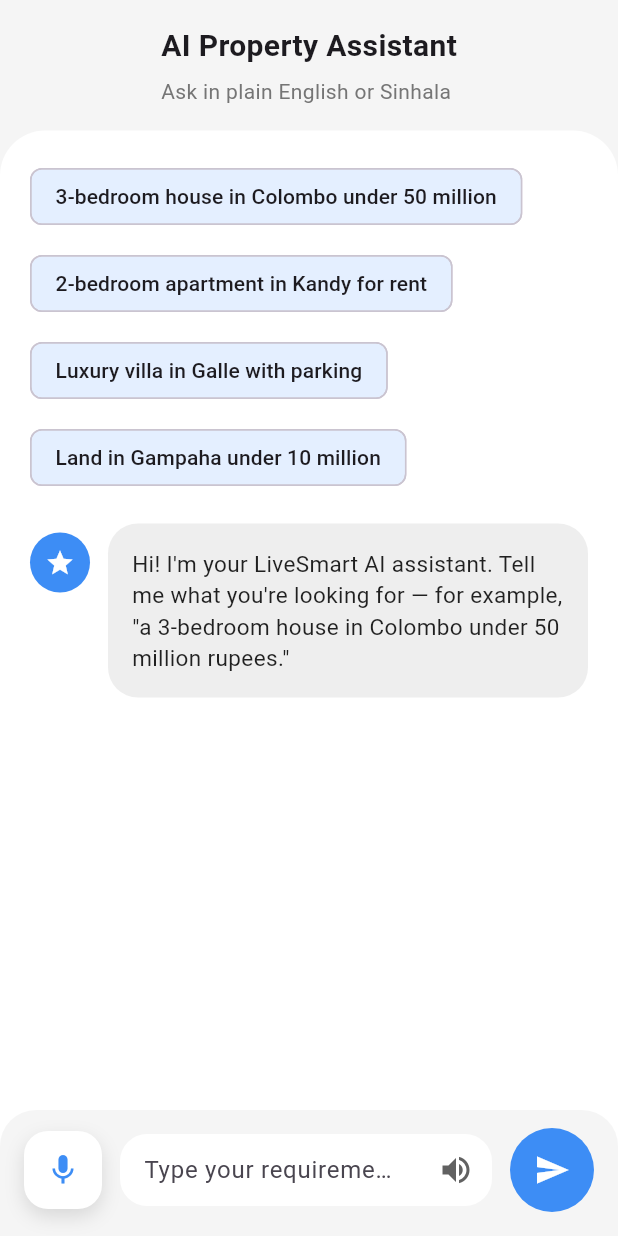
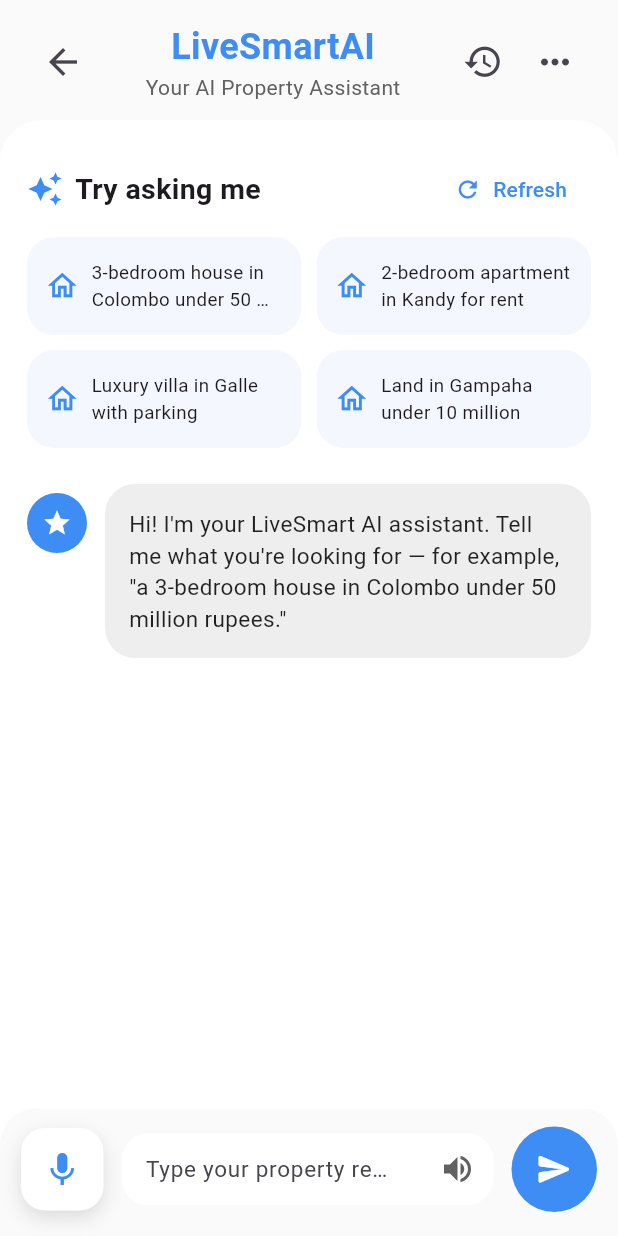
Before and after one commit to amashadahamni/livesmart, a Flutter app: the AIChatScreen screen opened directly, on a phone screen of 412 x 824 dp. Run offline on Flutter 3.47's test engine with Material 3 defaults, Android fonts, the phone set to English and light mode, and no system bars; our stand-ins replace flutter_tts, speech_to_text; Roboto replaces fonts that are missing (Arial).

Commit message:
Redesign LiveSmartAI search page

```diff
--- a/lib/main.dart
+++ b/lib/main.dart
@@ -1210,20 +1210,25 @@
   @override
   Widget build(BuildContext context) {
     return Scaffold(
-      backgroundColor: Colors.grey[100],
+      backgroundColor: Colors.grey[50],
       body: SafeArea(
         child: Column(
           children: [
             Padding(
-              padding: const EdgeInsets.symmetric(horizontal: 20, vertical: 16),
-              child: Column(
-                crossAxisAlignment: CrossAxisAlignment.start,
+              padding: EdgeInsets.fromLTRB(18, 14, 18, 12),
+              child: Row(
                 children: [
-                  Text('AI Property Assistant',
-                      style: TextStyle(fontWeight: FontWeight.bold, fontSize: 20)),
-                  SizedBox(height: 6),
-                  Text('Ask in plain English or Sinhala',
-                      style: TextStyle(color: Colors.grey[600], fontSize: 14)),
+                  IconButton(onPressed: () => Navigator.pop(context), icon: Icon(Icons.arrow_back, size: 28)),
+                  Expanded(
+                    child: Column(
+                      children: [
+                        Text('LiveSmartAI', style: TextStyle(fontSize: 24, fontWeight: FontWeight.bold, color: lightBlue)),
+                        Text('Your AI Property Assistant', style: TextStyle(fontSize: 14, color: Colors.grey[700])),
+                      ],
+                    ),
+                  ),
+                  IconButton(tooltip: 'Search history', onPressed: () {}, icon: Icon(Icons.history, size: 27)),
+                  IconButton(tooltip: 'More options', onPressed: () {}, icon: Icon(Icons.more_horiz, size: 28)),
                 ],
               ),
             ),
@@ -1231,30 +1236,45 @@
               child: Container(
                 decoration: BoxDecoration(
                   color: Colors.white,
-                  borderRadius: BorderRadius.vertical(top: Radius.circular(30)),
+                  borderRadius: BorderRadius.vertical(top: Radius.circular(28)),
                 ),
                 child: Column(
                   children: [
                     Expanded(
                       child: ListView(
-                        padding: EdgeInsets.symmetric(horizontal: 20, vertical: 20),
+                        padding: EdgeInsets.fromLTRB(18, 22, 18, 18),
                         children: [
-                          Wrap(
-                            spacing: 10,
-                            runSpacing: 10,
-                            children: _quickSuggestions.map((suggestion) {
-                              return ActionChip(
-                                label: Text(suggestion['text']!),
-                                backgroundColor: paleBlue,
-                                onPressed: () => _sendMessage(suggestion['text']!),
-                              );
-                            }).toList(),
+                          Row(
+                            mainAxisAlignment: MainAxisAlignment.spaceBetween,
+                            children: [
+                              Row(children: [Icon(Icons.auto_awesome, color: lightBlue), SizedBox(width: 8), Text('Try asking me', style: TextStyle(fontSize: 19, fontWeight: FontWeight.bold))]),
+                              TextButton.icon(onPressed: () => setState(() { _messages.removeWhere((message) => message['sender'] == 'user'); _assistantProperties = []; }), icon: Icon(Icons.refresh, color: lightBlue), label: Text('Refresh', style: TextStyle(color: lightBlue))),
+                            ],
                           ),
-                          SizedBox(height: 20),
-                          ..._messages.map((message) => _buildMessageBubble(message)),
+                          SizedBox(height: 8),
+                          GridView.count(
+                            crossAxisCount: 2,
+                            shrinkWrap: true,
+                            physics: NeverScrollableScrollPhysics(),
+                            mainAxisSpacing: 10,
+                            crossAxisSpacing: 10,
+                            childAspectRatio: 2.8,
+                            children: _quickSuggestions.map((suggestion) => InkWell(
+                              onTap: () => _sendMessage(suggestion['text']!),
+                              borderRadius: BorderRadius.circular(18),
+                              child: Container(
+                                padding: EdgeInsets.symmetric(horizontal: 12, vertical: 8),
+                                decoration: BoxDecoration(color: Color(0xfff4f7fd), borderRadius: BorderRadius.circular(18)),
+                                child: Row(children: [Icon(Icons.home_outlined, color: lightBlue, size: 23), SizedBox(width: 8), Expanded(child: Text(suggestion['text']!, maxLines: 2, overflow: TextOverflow.ellipsis, style: TextStyle(fontSize: 12.5))) ]),
+                              ),
+                            )).toList(),
+                          ),
+                          SizedBox(height: 24),
+                          _buildMessageBubble(_messages.first),
+                          if (_messages.length > 1) ..._messages.skip(1).map(_buildMessageBubble),
                           if (_assistantProperties.isNotEmpty) ...[
-                            SizedBox(height: 10),
-                            Text('Tap a property to view details', style: TextStyle(color: Colors.grey[700])),
+                            SizedBox(height: 12),
+                            Row(children: [Icon(Icons.inventory_2_outlined, color: lightBlue), SizedBox(width: 8), Text('${_assistantProperties.length} Properties found', style: TextStyle(fontSize: 17, fontWeight: FontWeight.bold)), Spacer(), Text('View all', style: TextStyle(color: lightBlue, fontWeight: FontWeight.bold))]),
                             SizedBox(height: 12),
                             ..._assistantProperties.map((property) => _propertyCard(property)),
                           ],
@@ -1262,9 +1282,9 @@
                       ),
                     ),
                     Container(
-                      padding: EdgeInsets.fromLTRB(16, 12, 16, 16),
+                      padding: EdgeInsets.fromLTRB(14, 12, 14, 16),
                       decoration: BoxDecoration(
-                        color: Colors.grey[100],
+                        color: Colors.grey[50],
                         borderRadius: BorderRadius.vertical(top: Radius.circular(24)),
                       ),
                       child: Row(
@@ -1280,7 +1300,7 @@
                                   BoxShadow(color: Colors.black12, blurRadius: 10, offset: Offset(0, 5)),
                                 ],
                               ),
-                              child: Icon(_isListening ? Icons.mic_off : Icons.mic, color: lightBlue),
+                              child: Icon(_isListening ? Icons.mic_off : Icons.mic, color: lightBlue, size: 27),
                             ),
                           ),
                           SizedBox(width: 12),
@@ -1296,7 +1316,8 @@
                                     child: TextField(
                                       controller: _messageController,
                                       decoration: InputDecoration(
-                                        hintText: 'Type your requirements...',
+                                        hintText: 'Type your property request...',
+                                        hintStyle: TextStyle(fontSize: 15),
                                         border: InputBorder.none,
                                         contentPadding: EdgeInsets.symmetric(horizontal: 16),
                                       ),
@@ -1333,7 +1354,7 @@
                                 color: lightBlue,
                                 shape: BoxShape.circle,
                               ),
-                              child: Icon(Icons.send, color: Colors.white),
+                              child: Icon(Icons.send_rounded, color: Colors.white, size: 25),
                             ),
                           ),
                         ],
```
